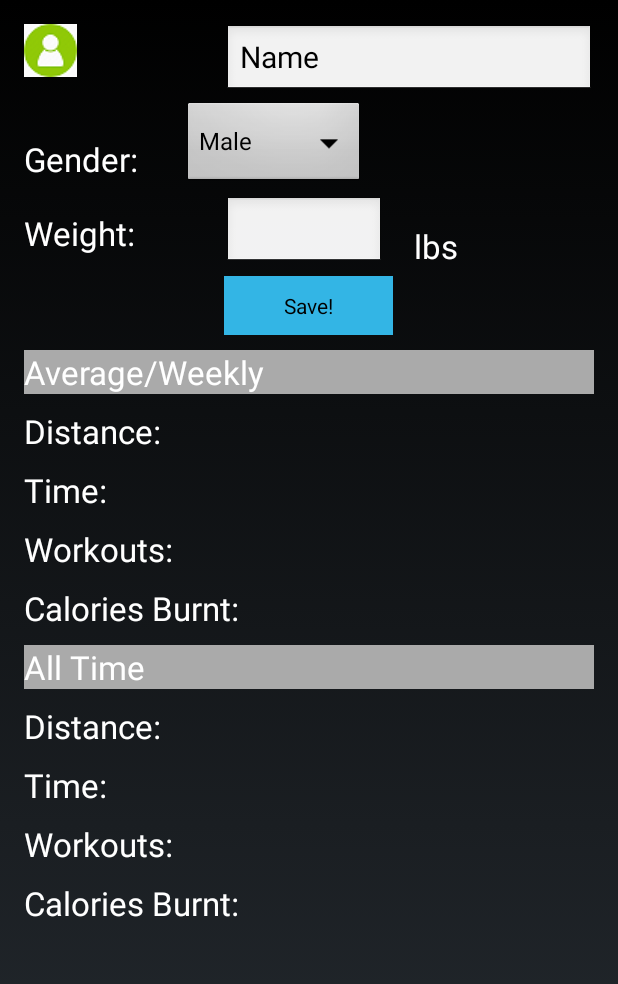
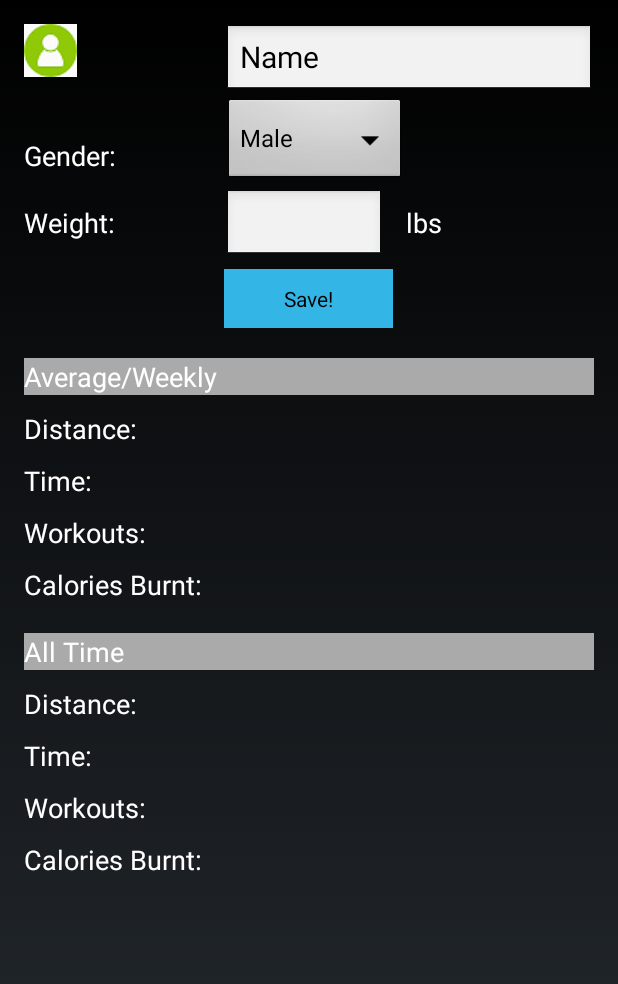
Before and after one commit to remy228/android-fitness-application, an Android app: the UserProfile screen opened directly, with no data from a screen before it, on a phone screen of 412 x 824 dp. Shown: the top 984 px of the screen. Run offline under Robolectric (Android 15) with nearby library versions, the phone set to English and light mode, and no system bars.

Commit message:
User Profile Screen Basic UI done

```diff
--- a/app/src/main/res/layout/activity_user_profile.xml
+++ b/app/src/main/res/layout/activity_user_profile.xml
@@ -36,28 +36,18 @@
         android:layout_width="wrap_content"
         android:layout_height="wrap_content"
         android:id="@+id/linearLayout2"
-        android:layout_below="@+id/linearLayout">
+        android:layout_below="@+id/linearLayout"
+        android:weightSum="1">
         <TextView
             android:paddingTop="20dp"
             android:layout_marginTop="20dp"
             android:layout_width="wrap_content"
             android:layout_height="wrap_content"
-            android:textAppearance="?android:attr/textAppearanceLarge"
+            android:textAppearance="?android:attr/textAppearanceMedium"
             android:text="Gender:"
             android:id="@+id/textView"
             android:layout_below="@+id/linearLayout"
             android:layout_alignParentLeft="true" />
-
-        <Spinner
-            android:layout_width="121dp"
-            android:layout_height="60dp"
-            android:layout_marginTop="5dp"
-            android:layout_marginLeft="30dp"
-            android:id="@+id/spinner"
-            android:prompt="@string/spin"
-            android:entries="@array/items"
-            android:layout_below="@+id/linearLayout"
-            android:layout_toRightOf="@+id/linearLayout2" />
 
     </LinearLayout>
 
@@ -78,7 +68,7 @@
         android:layout_width="wrap_content"
         android:layout_marginTop="10dp"
         android:layout_height="wrap_content"
-        android:textAppearance="?android:attr/textAppearanceLarge"
+        android:textAppearance="?android:attr/textAppearanceMedium"
         android:text="Weight:"
         android:id="@+id/textView2"
         android:layout_alignTop="@+id/editText"
@@ -87,11 +77,11 @@
     <TextView
         android:layout_width="235dp"
         android:layout_height="wrap_content"
-        android:textAppearance="?android:attr/textAppearanceLarge"
+        android:textAppearance="?android:attr/textAppearanceMedium"
         android:text="lbs"
         android:id="@+id/textView3"
-        android:layout_alignBottom="@+id/editText"
-        android:layout_toRightOf="@+id/editText" />
+        android:layout_alignTop="@+id/textView2"
+        android:layout_toRightOf="@+id/spinner" />
 
     <Button
         android:layout_width="wrap_content"
@@ -123,8 +113,8 @@
     <TextView
         android:layout_width="match_parent"
         android:layout_height="wrap_content"
-        android:layout_marginTop="10dp"
-        android:textAppearance="?android:attr/textAppearanceLarge"
+        android:layout_marginTop="20dp"
+        android:textAppearance="?android:attr/textAppearanceMedium"
         android:text="Average/Weekly"
         android:id="@+id/textView4"
         android:layout_below="@+id/button"
@@ -136,7 +126,7 @@
         android:layout_width="wrap_content"
         android:layout_height="wrap_content"
         android:layout_marginTop="10dp"
-        android:textAppearance="?android:attr/textAppearanceLarge"
+        android:textAppearance="?android:attr/textAppearanceMedium"
         android:text="Distance:"
         android:id="@+id/textView5"
         android:layout_below="@+id/textView4"
@@ -145,7 +135,7 @@
     <TextView
         android:layout_width="wrap_content"
         android:layout_height="wrap_content"
-        android:textAppearance="?android:attr/textAppearanceLarge"
+        android:textAppearance="?android:attr/textAppearanceMedium"
         android:text="Time:"
         android:layout_marginTop="10dp"
         android:id="@+id/textView6"
@@ -155,7 +145,7 @@
     <TextView
         android:layout_width="wrap_content"
         android:layout_height="wrap_content"
-        android:textAppearance="?android:attr/textAppearanceLarge"
+        android:textAppearance="?android:attr/textAppearanceMedium"
         android:text="Workouts:"
         android:layout_marginTop="10dp"
         android:id="@+id/textView7"
@@ -165,7 +155,7 @@
     <TextView
         android:layout_width="wrap_content"
         android:layout_height="wrap_content"
-        android:textAppearance="?android:attr/textAppearanceLarge"
+        android:textAppearance="?android:attr/textAppearanceMedium"
         android:text="Calories Burnt:"
         android:layout_marginTop="10dp"
         android:id="@+id/textView9"
@@ -175,9 +165,9 @@
     <TextView
         android:layout_width="match_parent"
         android:layout_height="wrap_content"
-        android:textAppearance="?android:attr/textAppearanceLarge"
+        android:textAppearance="?android:attr/textAppearanceMedium"
         android:text="All Time"
-        android:layout_marginTop="10dp"
+        android:layout_marginTop="20dp"
         android:id="@+id/textView10"
         android:background="@android:color/darker_gray"
         android:layout_below="@+id/textView9"
@@ -186,7 +176,7 @@
     <TextView
         android:layout_width="wrap_content"
         android:layout_height="wrap_content"
-        android:textAppearance="?android:attr/textAppearanceLarge"
+        android:textAppearance="?android:attr/textAppearanceMedium"
         android:text="Distance:"
         android:layout_marginTop="10dp"
         android:id="@+id/textView11"
@@ -196,7 +186,7 @@
     <TextView
         android:layout_width="wrap_content"
         android:layout_height="wrap_content"
-        android:textAppearance="?android:attr/textAppearanceLarge"
+        android:textAppearance="?android:attr/textAppearanceMedium"
         android:text="Time:"
         android:id="@+id/textView12"
         android:layout_marginTop="10dp"
@@ -206,7 +196,7 @@
     <TextView
         android:layout_width="wrap_content"
         android:layout_height="wrap_content"
-        android:textAppearance="?android:attr/textAppearanceLarge"
+        android:textAppearance="?android:attr/textAppearanceMedium"
         android:text="Workouts:"
         android:layout_marginTop="10dp"
         android:id="@+id/textView13"
@@ -216,12 +206,22 @@
     <TextView
         android:layout_width="wrap_content"
         android:layout_height="wrap_content"
-        android:textAppearance="?android:attr/textAppearanceLarge"
+        android:textAppearance="?android:attr/textAppearanceMedium"
         android:text="Calories Burnt:"
         android:layout_marginTop="10dp"
         android:id="@+id/textView14"
         android:layout_below="@+id/textView13"
-        android:layout_alignRight="@+id/linearLayout" />
+        android:layout_alignParentLeft="true" />
+
+    <Spinner
+        android:layout_width="121dp"
+        android:layout_height="60dp"
+        android:id="@+id/spinner"
+        android:prompt="@string/spin"
+        android:entries="@array/items"
+        android:layout_weight="1.35"
+        android:layout_below="@+id/editText2"
+        android:layout_alignLeft="@+id/editText" />
 
 
 </RelativeLayout>
```
Also changed, not shown: app/src/main/res/layout/main.xml (+87 -9 lines), 23 other files.
